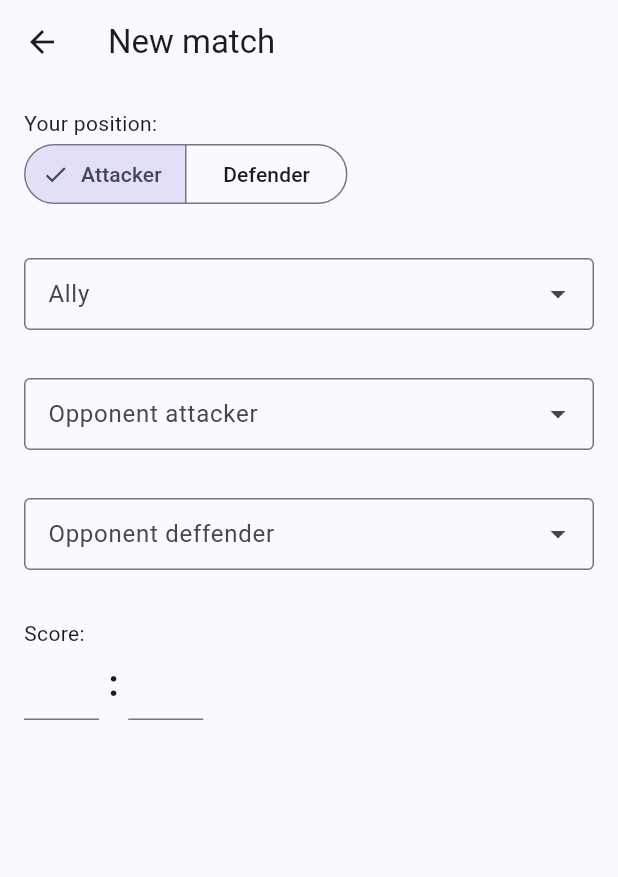
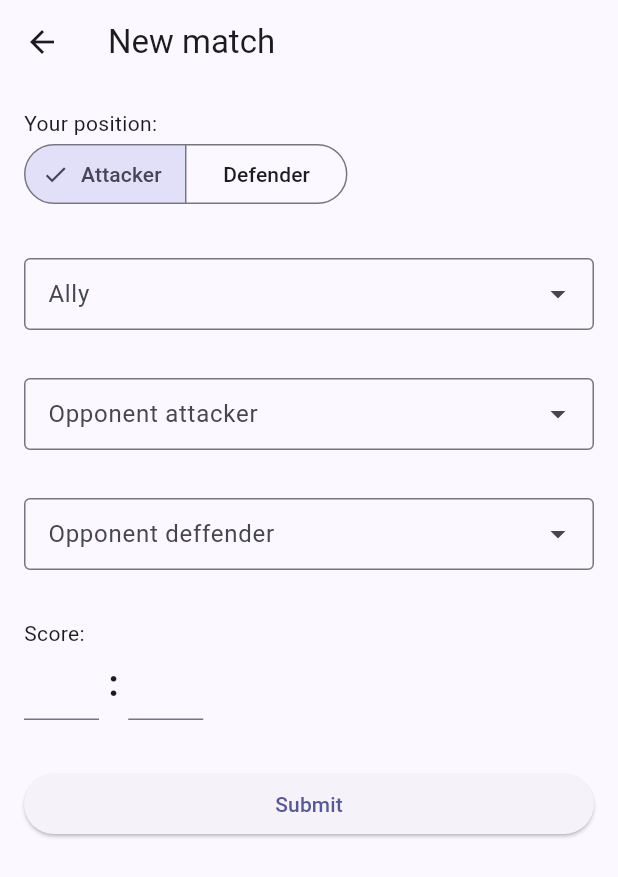
Before and after one commit to jan-claeys/kickerflutter, a Flutter app: the screen it shows after launch, item 2 of the bottom bar chosen, after a tap on "New match", on a phone screen of 412 x 824 dp. Shown: the top 877 px of the screen. Run offline on Flutter 3.47's test engine with Material 2 defaults, Android fonts, the phone set to English and light mode, and no system bars; drawn by our look-alikes of dropdown_search; network calls fail.

Commit message:
working add match

```diff
--- /dev/null
+++ b/lib/models/newMatch.dart
@@ -0,0 +1,32 @@
+import 'player.dart';
+
+enum Position { Attacker, Defender }
+
+class NewMatch{
+  final Position playerPosition;
+  final Player ally;
+  final Player opponentAttacker;
+  final Player opponentDefender;
+  final int playerScore;
+  final int opponentScore;
+
+  NewMatch({
+    required this.playerPosition,
+    required this.ally,
+    required this.opponentAttacker,
+    required this.opponentDefender,
+    required this.playerScore,
+    required this.opponentScore,
+  });
+
+  Map<String, dynamic> toJson() {
+    return {
+      'playerPosition': playerPosition.name,
+      'allyId': ally.id,
+      'opponentAttackerId': opponentAttacker.id,
+      'opponentDefenderId': opponentDefender.id,
+      'playerScore': playerScore,
+      'opponentScore': opponentScore,
+    };
+  }
+}
--- a/lib/network.dart
+++ b/lib/network.dart
@@ -1,6 +1,7 @@
 import 'dart:io';
 import 'dart:convert';
 import 'package:http/http.dart' as http;
+import 'package:kickerflutter/models/newMatch.dart';
 
 import 'models/player.dart';
 import 'models/match.dart';
@@ -24,7 +25,7 @@ Future<List<Player>> fetchRanking(String orderBy, {int pageNumber = 1}) async {
 
     return players;
   } else {
-    throw Exception('Failed to load player');
+    throw Exception('Failed to load ranking');
   }
 }
 
@@ -44,7 +45,7 @@ Future<List<Player>> fetchPlayers(String search, {int pageNumber = 1}) async {
 
     return players;
   } else {
-    throw Exception('Failed to load player');
+    throw Exception('Failed to load players');
   }
 }
 
@@ -64,6 +65,23 @@ Future<List<Match>> fetchHistory(bool isConfirmed, {int pageNumber = 1}) async {
 
     return matches;
   } else {
-    throw Exception('Failed to load match');
+    throw Exception('Failed to load history');
   }
 }
+
+Future<http.Response> createMatch(NewMatch match) async {
+  final response = await http.post(
+    Uri.parse('$baseUrl/Matches'),
+    headers: {
+      HttpHeaders.authorizationHeader: token,
+      HttpHeaders.contentTypeHeader: "application/json",
+    },
+    body: jsonEncode(match.toJson()),
+  );
+
+   if (response.statusCode != 200) {
+    throw Exception(response.body);
+  }
+
+  return response;
+}
--- a/lib/pages/newMatchPage.dart
+++ b/lib/pages/newMatchPage.dart
@@ -4,6 +4,7 @@ import 'package:flutter/services.dart';
 
 import 'package:kickerflutter/models/player.dart';
 
+import '../models/newMatch.dart';
 import '../network.dart';
 
 class NewMatchPage extends StatefulWidget {
@@ -13,11 +14,14 @@ class NewMatchPage extends StatefulWidget {
   State<NewMatchPage> createState() => _NewMatchPageState();
 }
 
-enum Position { attacker, defender }
-
 class _NewMatchPageState extends State<NewMatchPage> {
   final _formKey = GlobalKey<FormState>();
-  Position playerPosition = Position.attacker;
+  Position playerPosition = Position.Attacker;
+  late Player ally;
+  late Player opponentAttacker;
+  late Player opponentDefender;
+  TextEditingController playerScoreController = TextEditingController();
+  TextEditingController opponentScoreController = TextEditingController();
 
   @override
   Widget build(BuildContext context) {
@@ -37,9 +41,9 @@ class _NewMatchPageState extends State<NewMatchPage> {
                 SegmentedButton<Position>(
                   segments: const [
                     ButtonSegment<Position>(
-                        label: Text("Attacker"), value: Position.attacker),
+                        label: Text("Attacker"), value: Position.Attacker),
                     ButtonSegment<Position>(
-                        label: Text("Defender"), value: Position.defender),
+                        label: Text("Defender"), value: Position.Defender),
                   ],
                   selected: <Position>{playerPosition},
                   onSelectionChanged: (Set<Position> newSelection) {
@@ -55,6 +59,7 @@ class _NewMatchPageState extends State<NewMatchPage> {
                   label: "Ally",
                   isFilteredOnline: true,
                   onFind: (String? filter) => fetchPlayers(filter ?? ''),
+                  onChanged: (Player? value) => ally = value!,
                 ),
                 const SizedBox(height: 32),
                 DropdownSearch<Player>(
@@ -63,6 +68,7 @@ class _NewMatchPageState extends State<NewMatchPage> {
                   label: "Opponent attacker",
                   isFilteredOnline: true,
                   onFind: (String? filter) => fetchPlayers(filter ?? ''),
+                  onChanged: (Player? value) => opponentAttacker = value!,
                 ),
                 const SizedBox(height: 32),
                 DropdownSearch<Player>(
@@ -71,10 +77,10 @@ class _NewMatchPageState extends State<NewMatchPage> {
                   label: "Opponent deffender",
                   isFilteredOnline: true,
                   onFind: (String? filter) => fetchPlayers(filter ?? ''),
+                  onChanged: (Player? value) => opponentDefender = value!,
                 ),
                 const SizedBox(height: 32),
                 const Text("Score:"),
-
                 Row(
                   mainAxisSize: MainAxisSize.min,
                   children: [
@@ -85,6 +91,7 @@ class _NewMatchPageState extends State<NewMatchPage> {
                         inputFormatters: <TextInputFormatter>[
                           FilteringTextInputFormatter.digitsOnly
                         ],
+                        controller: playerScoreController,
                       ),
                     ),
                     const Text(" : ",
@@ -97,11 +104,53 @@ class _NewMatchPageState extends State<NewMatchPage> {
                         inputFormatters: <TextInputFormatter>[
                           FilteringTextInputFormatter.digitsOnly
                         ],
+                        controller: opponentScoreController,
                       ),
                     )
                   ],
                 ),
-
+                const SizedBox(height: 32),
+                Column(
+                  crossAxisAlignment: CrossAxisAlignment.stretch,
+                  children: [
+                    ElevatedButton(
+                      onPressed: ()async {
+                        if (_formKey.currentState!.validate()) {
+                          final NewMatch newMatch = NewMatch(
+                            playerPosition: playerPosition,
+                            ally: ally,
+                            opponentAttacker: opponentAttacker,
+                            opponentDefender: opponentDefender,
+                            playerScore: int.parse(playerScoreController.text),
+                            opponentScore:
+                                int.parse(opponentScoreController.text),
+                          );
+                          try {
+                            await createMatch(newMatch);
+                            if (!context.mounted) return;
+                            Navigator.pop(context);
+                          } catch (e) {
+                            if (!context.mounted) return;
+                            showDialog(
+                                context: context,
+                                builder: (BuildContext context) => AlertDialog(
+                                      title: const Text('Error'),
+                                      content: Text(e.toString()),
+                                      actions: [
+                                        TextButton(
+                                          onPressed: () =>
+                                              Navigator.pop(context, 'OK'),
+                                          child: const Text('OK'),
+                                        ),
+                                      ],
+                                    ));
+                          }
+                        }
+                      },
+                      child: const Text('Submit'),
+                    ),
+                  ],
+                ),
               ],
             ),
           ),
```
Lines whose indentation alone changed are shown as unchanged.
